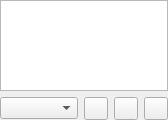
Before: the Qt Designer form online/onlineservicespage.ui in polpo/cantata-mac, drawn with Qt 5.
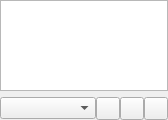
After: the same form once the commit is applied. Custom widgets are drawn as their Qt base class.

Commit message: Reduce spacing of icons at bottom of window

```diff
--- a/online/onlineservicespage.ui
+++ b/online/onlineservicespage.ui
@@ -13,14 +13,22 @@
   <property name="windowTitle">
    <string>Form</string>
   </property>
-  <layout class="QGridLayout" name="gridLayout">
+  <layout class="QVBoxLayout" name="vlayout">
    <property name="margin">
     <number>0</number>
    </property>
-   <item row="0" column="0" colspan="4">
+   <item>
     <widget class="ItemView" name="view"/>
    </item>
-   <item row="1" column="0">
+   <item>
+    <layout class="QHBoxLayout" name="hlayout">
+     <property name="margin">
+      <number>0</number>
+     </property>
+     <property name="spacing">
+      <number>0</number>
+     </property>
+     <item>
     <widget class="GenreCombo" name="genreCombo">
      <property name="sizePolicy">
       <sizepolicy hsizetype="MinimumExpanding" vsizetype="Fixed">
@@ -30,14 +38,16 @@
      </property>
     </widget>
    </item>
-   <item row="1" column="1">
+     <item>
     <widget class="MenuButton" name="menuButton"/>
    </item>
-   <item row="1" column="2">
+     <item>
     <widget class="ToolButton" name="addToPlayQueue"/>
    </item>
-   <item row="1" column="3">
+     <item>
     <widget class="ToolButton" name="replacePlayQueue"/>
+     </item>
+    </layout>
    </item>
   </layout>
  </widget>
```
Lines whose indentation alone changed are shown as unchanged. The commit also changes 10 other files.
